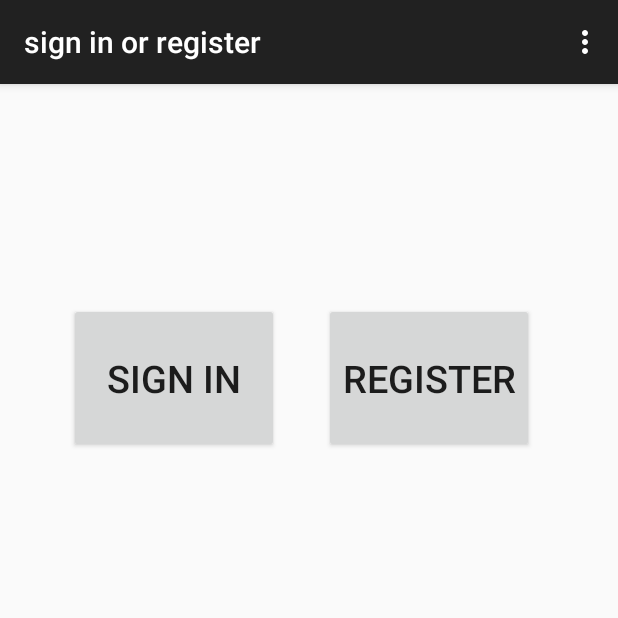
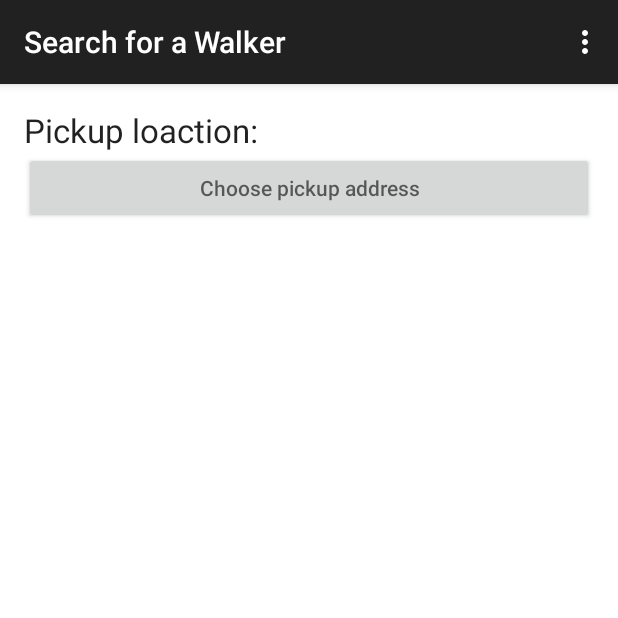
Before and after one commit to Itay-M/DogWalker, an Android app: the screen it shows after launch (OpeningActivity before the commit, WalkerSearchActivity after it), on a phone screen of 412 x 824 dp, the top half of it. Run offline under Robolectric (Android 15) with nearby library versions, the phone set to English and light mode, and no system bars.

Commit message:
address selection and walker search activities (unfinished)

```diff
--- a/app/build.gradle
+++ b/app/build.gradle
@@ -22,6 +22,6 @@ android {
 dependencies {
     compile 'com.parse.bolts:bolts-android:1.+'
     compile fileTree(dir: 'libs', include: ['*.jar'])
-    compile 'com.android.support:appcompat-v7:22.1.1'
-    compile 'com.google.android.gms:play-services:7.5.0'
+    compile 'com.android.support:appcompat-v7:22.2.1'
+    compile 'com.google.android.gms:play-services:7.5+'
 }
--- /dev/null
+++ b/app/src/main/java/com/dogwalker/itaynaama/dogwalker/WalkerSearchActivity.java
@@ -0,0 +1,67 @@
+package com.dogwalker.itaynaama.dogwalker;
+
+import android.content.Intent;
+import android.location.Address;
+import android.support.v7.app.AppCompatActivity;
+import android.os.Bundle;
+import android.view.Menu;
+import android.view.MenuItem;
+import android.view.View;
+import android.widget.Button;
+
+import com.google.android.gms.location.places.ui.PlacePicker;
+
+public class WalkerSearchActivity extends AppCompatActivity {
+    private static final int REQUEST_ADDRESS = 1;
+
+    protected Button locationButton;
+
+    @Override
+    protected void onCreate(Bundle savedInstanceState) {
+        super.onCreate(savedInstanceState);
+        setContentView(R.layout.activity_walker_search);
+
+        locationButton = (Button)findViewById(R.id.walker_search_location_btn);
+        locationButton.setOnClickListener(new View.OnClickListener() {
+            @Override
+            public void onClick(View v) {
+                Intent addressSelectionIntent = new Intent(WalkerSearchActivity.this,AddressSelectionActivity.class);
+                startActivityForResult(addressSelectionIntent,REQUEST_ADDRESS);
+            }
+        });
+    }
+
+    @Override
+    protected void onActivityResult(int requestCode, int resultCode, Intent data) {
+        switch(requestCode){
+            case REQUEST_ADDRESS:
+                if(resultCode==RESULT_OK){
+                    Address address = data.getParcelableExtra("address");
+                    locationButton.setText(address.getAddressLine(0));
+                }
+                break;
+        }
+    }
+
+    @Override
+    public boolean onCreateOptionsMenu(Menu menu) {
+        // Inflate the menu; this adds items to the action bar if it is present.
+        getMenuInflater().inflate(R.menu.menu_walker_search, menu);
+        return true;
+    }
+
+    @Override
+    public boolean onOptionsItemSelected(MenuItem item) {
+        // Handle action bar item clicks here. The action bar will
+        // automatically handle clicks on the Home/Up button, so long
+        // as you specify a parent activity in AndroidManifest.xml.
+        int id = item.getItemId();
+
+        //noinspection SimplifiableIfStatement
+        if (id == R.id.action_settings) {
+            return true;
+        }
+
+        return super.onOptionsItemSelected(item);
+    }
+}
--- /dev/null
+++ b/app/src/main/res/layout/activity_walker_search.xml
@@ -0,0 +1,28 @@
+<LinearLayout xmlns:android="http://schemas.android.com/apk/res/android"
+    xmlns:tools="http://schemas.android.com/tools" android:layout_width="match_parent"
+    android:layout_height="match_parent" android:paddingLeft="@dimen/activity_horizontal_margin"
+    android:paddingRight="@dimen/activity_horizontal_margin"
+    android:paddingTop="@dimen/activity_vertical_margin"
+    android:paddingBottom="@dimen/activity_vertical_margin"
+    android:orientation="vertical"
+    tools:context="com.dogwalker.itaynaama.dogwalker.WalkerSearchActivity"
+    android:background="@android:color/white"
+    android:id="@+id/walker_search_main_layout">
+
+    <TextView
+        android:layout_width="fill_parent"
+        android:layout_height="wrap_content"
+        android:textAppearance="?android:attr/textAppearanceLarge"
+        android:text="@string/walker_search_location_label"
+        android:id="@+id/textView"
+        android:textAlignment="textStart"
+        android:gravity="start" />
+
+    <Button
+        android:layout_width="match_parent"
+        android:layout_height="wrap_content"
+        android:id="@+id/walker_search_location_btn"
+        android:layout_gravity="center_horizontal"
+        android:hint="@string/walker_search_loc_btn_hint" />
+
+</LinearLayout>
--- /dev/null
+++ b/app/src/main/res/menu/menu_walker_search.xml
@@ -0,0 +1,7 @@
+<menu xmlns:android="http://schemas.android.com/apk/res/android"
+    xmlns:app="http://schemas.android.com/apk/res-auto"
+    xmlns:tools="http://schemas.android.com/tools"
+    tools:context="com.dogwalker.itaynaama.dogwalker.WalkerSearchActivity">
+    <item android:id="@+id/action_settings" android:title="@string/action_settings"
+        android:orderInCategory="100" app:showAsAction="never" />
+</menu>
--- a/app/src/main/res/values/strings.xml
+++ b/app/src/main/res/values/strings.xml
@@ -9,5 +9,13 @@
 
     <!-- action bar strings -->
     <string name="action_edit_profile">Edit profile</string>
+    <string name="title_activity_test">TestActivity</string>
+
+    <string name="hello_world">Hello world!</string>
+    <string name="title_activity_address_selection">Address Selection</string>
+    <string name="address_textfield_hint">Enter full address</string>
+    <string name="title_activity_walker_search">Search for a Walker</string>
+    <string name="walker_search_location_label">Pickup loaction:</string>
+    <string name="walker_search_loc_btn_hint">Choose pickup address</string>
 
 </resources>
--- a/build.gradle
+++ b/build.gradle
@@ -6,7 +6,6 @@ buildscript {
     }
     dependencies {
         classpath 'com.android.tools.build:gradle:1.2.3'
-
         // NOTE: Do not place your application dependencies here; they belong
         // in the individual module build.gradle files
     }
```
Also changed, not shown: app/src/main/AndroidManifest.xml (+24 -4 lines), app/src/main/java/com/dogwalker/itaynaama/dogwalker/AddressSelectionActivity.java (added, +74 -0 lines), app/src/main/java/com/dogwalker/itaynaama/dogwalker/GeocoderAutocompleteAdapter.java (added, +118 -0 lines), app/src/main/res/layout/activity_address_selection.xml (added, +36 -0 lines), app/src/main/res/layout/activity_login.xml (+22 -4 lines), app/src/main/res/menu/menu_address_selection.xml (added, +7 -0 lines), app/src/main/res/drawable/logo.jpeg (added), 2 other files.
